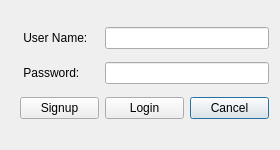
This is UI/Login_Dialog.ui in tongzhou-us/Movie-Ticket-Booking-System as Qt 5 draws it before an edit. The edited form follows.
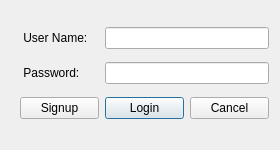
This is the edited form.

The edit to the form file:
```diff
--- a/UI/Login_Dialog.ui
+++ b/UI/Login_Dialog.ui
@@ -64,6 +64,9 @@
       <property name="text">
        <string>Cancel</string>
       </property>
+      <property name="autoDefault">
+       <bool>false</bool>
+      </property>
      </widget>
     </item>
     <item row="3" column="1">
@@ -71,6 +74,9 @@
       <property name="text">
        <string>Login</string>
       </property>
+      <property name="autoDefault">
+       <bool>true</bool>
+      </property>
      </widget>
     </item>
     <item row="1" column="1" colspan="2">
```
Left out of the diff: 3 changed lines with no effect on the pictures.
